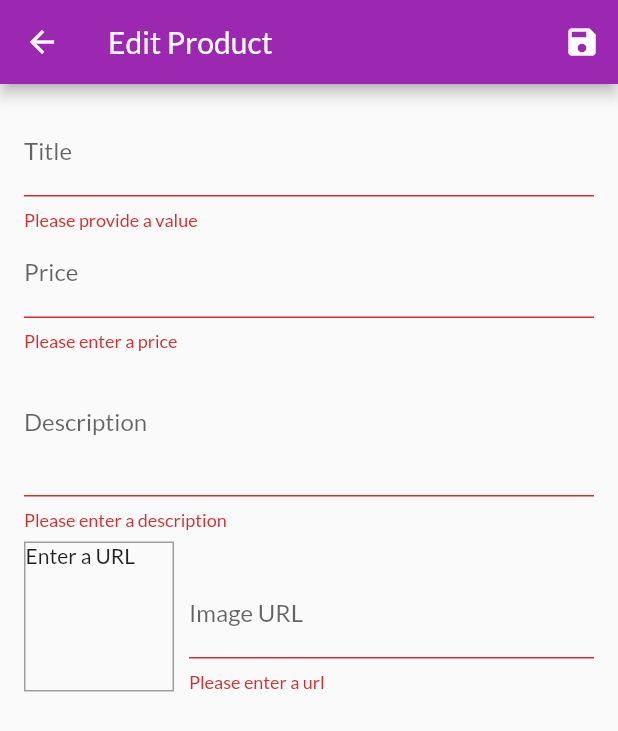
After one commit to Divyansh-Mehta/Shop_App, a Flutter app: the EditProductScreen screen opened by its route, after a tap on the "save" icon, on a phone screen of 412 x 824 dp. The commit adds this screen. Shown: the top 731 px of the screen. Run offline on Flutter 3.47's test engine with Material 2 defaults, Android fonts, the phone set to English and light mode, and no system bars; network calls fail.

Commit message:
added manage product feature

```diff
--- a/lib/main.dart
+++ b/lib/main.dart
@@ -1,6 +1,7 @@
 import "package:flutter/material.dart";
 import "package:provider/provider.dart";
 
+import "../screens/edit_product_screen.dart";
 import "./screens/orders_screen.dart";
 import "./providers/orders_provider.dart";
 import "./screens/cart_screen.dart";
@@ -8,6 +9,7 @@ import "../providers/cart_provider.dart";
 import "./screens/products_overview_screen.dart";
 import "./screens/product_detail_screen.dart";
 import "./providers/products_provider.dart";
+import "./screens/user_products_screen.dart";
 
 void main() => runApp(MyApp());
 
@@ -38,6 +40,8 @@ class MyApp extends StatelessWidget {
           ProductDetail.routeName: (_) => ProductDetail(),
           CartScreen.routeName: (_) => CartScreen(),
           OrdersScreen.routeName: (_) => OrdersScreen(),
+          UserProductScreen.routeName: (_) => UserProductScreen(),
+          EditProductScreen.routeName: (_) => EditProductScreen(),
         },
       ),
     );
--- a/lib/providers/products_provider.dart
+++ b/lib/providers/products_provider.dart
@@ -66,9 +66,29 @@ class Products with ChangeNotifier {
     return _items.firstWhere((prod) => prod.id == id);
   }
 
-  void addProduct() {
-    // _items.add(..);
+  void addProduct(Product product) {
+    final newProduct = Product(
+      title: product.title,
+      description: product.description,
+      price: product.price,
+      imageUrl: product.imageUrl,
+      id: DateTime.now().toString(),
+    );
+    _items.add(newProduct);
     //tells each listner that data changed
     notifyListeners();
   }
+
+  void updateProduct(String id, Product newProduct) {
+    final prodIndex = _items.indexWhere((prod) => prod.id == id);
+    if (prodIndex >= 0) {
+      _items[prodIndex] = newProduct;
+      notifyListeners();
+    }
+  }
+
+  void deleteProduct(String id) {
+    _items.removeWhere((prod) => prod.id == id);
+    notifyListeners();
+  }
 }
--- /dev/null
+++ b/lib/screens/edit_product_screen.dart
@@ -0,0 +1,287 @@
+import "package:flutter/material.dart";
+import "package:provider/provider.dart";
+
+import "../providers/products_provider.dart";
+import "../providers/product_provider.dart";
+
+class EditProductScreen extends StatefulWidget {
+  static const routeName = "/edit-product";
+  @override
+  State<EditProductScreen> createState() => _EditProductScreenState();
+}
+
+class _EditProductScreenState extends State<EditProductScreen> {
+  final _priceFocusNode = FocusNode();
+  final _descriptionFocusNode = FocusNode();
+  final _imageUrlController = TextEditingController();
+  final _imageUrlFocusNode = FocusNode();
+  final _form = GlobalKey<FormState>();
+  var _editedProduct = Product(
+    id: null,
+    title: "",
+    price: 0,
+    description: "",
+    imageUrl: "",
+  );
+  var _isInit = true;
+  var _initValues = {
+    "title": "",
+    "price": "",
+    "description": "",
+    "imageUrl": "",
+  };
+
+  @override
+  void initState() {
+    _imageUrlFocusNode.addListener(_updateImageUrl);
+    super.initState();
+  }
+
+  @override
+  void didChangeDependencies() {
+    if (_isInit) {
+      final productId = ModalRoute.of(context).settings.arguments as String;
+      if (productId != null) {
+        _editedProduct = Provider.of<Products>(context).findById(productId);
+        _initValues = {
+          "title": _editedProduct.title,
+          "description": _editedProduct.description,
+          "price": _editedProduct.price.toString(),
+          "imageUrl": "",
+        };
+        _imageUrlController.text = _editedProduct.imageUrl;
+      }
+      _isInit = false;
+    }
+
+    super.didChangeDependencies();
+  }
+
+  void _updateImageUrl() {
+    if (!_imageUrlFocusNode.hasFocus) {
+      if (_imageUrlController.text.isEmpty) {
+        setState(() {});
+      }
+      if ((!_imageUrlController.text.startsWith("http") &&
+              !_imageUrlController.text.startsWith("https")) ||
+          (!_imageUrlController.text.endsWith(".png") &&
+              !_imageUrlController.text.endsWith(".jpg") &&
+              !_imageUrlController.text.endsWith(".jpeg"))) {
+        return;
+      } else {
+        setState(() {});
+      }
+    }
+  }
+
+  @override
+  void dispose() {
+    _priceFocusNode.dispose();
+    _imageUrlController.dispose();
+    //remove listener from _imageUrlFocusNode that listen to _updateImage
+    _imageUrlFocusNode.removeListener(_updateImageUrl);
+    _imageUrlFocusNode.dispose();
+    super.dispose();
+  }
+
+  void _saveForm() {
+    final isValid = _form.currentState.validate();
+    if (!isValid) {
+      return;
+    }
+    _form.currentState.save();
+
+    if (_editedProduct.id != null) {
+      Provider.of<Products>(context, listen: false)
+          .updateProduct(_editedProduct.id, _editedProduct);
+    } else {
+      Provider.of<Products>(context, listen: false).addProduct(_editedProduct);
+    }
+    Navigator.of(context).pop();
+  }
+
+  @override
+  Widget build(BuildContext context) {
+    return Scaffold(
+      appBar: AppBar(
+        title: Text("Edit Product"),
+        actions: <Widget>[
+          IconButton(
+            icon: Icon(Icons.save),
+            onPressed: _saveForm,
+          )
+        ],
+      ),
+      body: Padding(
+        padding: const EdgeInsets.all(16),
+        child: Form(
+          key: _form,
+          child: ListView(
+            children: <Widget>[
+              TextFormField(
+                initialValue: _initValues["title"],
+                decoration: InputDecoration(labelText: "Title"),
+                textInputAction: TextInputAction.next,
+                onFieldSubmitted: (_) {
+                  FocusScope.of(context).requestFocus(_priceFocusNode);
+                },
+                onSaved: (value) {
+                  _editedProduct = Product(
+                    title: value,
+                    price: _editedProduct.price,
+                    description: _editedProduct.description,
+                    imageUrl: _editedProduct.imageUrl,
+                    id: _editedProduct.id,
+                    isFavorite: _editedProduct.isFavorite,
+                  );
+                },
+                validator: (value) {
+                  if (value.isEmpty) {
+                    return "Please provide a value";
+                  }
+                  return null;
+                },
+              ),
+              TextFormField(
+                initialValue: _initValues["price"],
+                decoration: InputDecoration(labelText: "Price"),
+                textInputAction: TextInputAction.next,
+                keyboardType: TextInputType.number,
+                focusNode: _priceFocusNode,
+                onFieldSubmitted: (_) {
+                  FocusScope.of(context).requestFocus(_descriptionFocusNode);
+                },
+                onSaved: (value) {
+                  _editedProduct = Product(
+                    title: _editedProduct.title,
+                    price: double.parse(value),
+                    description: _editedProduct.description,
+                    imageUrl: _editedProduct.imageUrl,
+                    id: _editedProduct.id,
+                    isFavorite: _editedProduct.isFavorite,
+                  );
+                },
+                validator: (value) {
+                  if (value.isEmpty) {
+                    return "Please enter a price";
+                  }
+                  if (double.tryParse(value) == null) {
+                    return "Please Enter a valid number";
+                  }
+                  if (double.tryParse(value) <= 0) {
+                    return "Please enter a number greater than zero";
+                  }
+                  return null;
+                },
+              ),
+              TextFormField(
+                initialValue: _initValues["description"],
+                decoration: InputDecoration(labelText: "Description"),
+                maxLines: 3,
+                keyboardType: TextInputType.multiline,
+                focusNode: _descriptionFocusNode,
+                onSaved: (value) {
+                  _editedProduct = Product(
+                    title: _editedProduct.title,
+                    price: _editedProduct.price,
+                    description: value,
+                    imageUrl: _editedProduct.imageUrl,
+                    id: _editedProduct.id,
+                    isFavorite: _editedProduct.isFavorite,
+                  );
+                },
+                validator: (value) {
+                  if (value.isEmpty) {
+                    return "Please enter a description";
+                  }
+                  if (value.length < 10) {
+                    return "Should be at least 10 character long";
+                  }
+                  return null;
+                },
+              ),
+              Row(
+                crossAxisAlignment: CrossAxisAlignment.end,
+                children: <Widget>[
+                  Container(
+                    width: 100,
+                    height: 100,
+                    margin: EdgeInsets.only(
+                      top: 8,
+                      right: 10,
+                    ),
+                    decoration: BoxDecoration(
+                      border: Border.all(
+                        width: 1,
+                        color: Colors.grey,
+                      ),
+                    ),
+                    child: _imageUrlController.text.isEmpty
+                        ? Text("Enter a URL")
+                        : FittedBox(
+                            child: Image.network(
+                              _imageUrlController.text,
+                              fit: BoxFit.cover,
+                            ),
+                          ),
+                  ),
+                  Expanded(
+                    child: TextFormField(
+                      decoration: InputDecoration(labelText: "Image URL"),
+                      keyboardType: TextInputType.url,
+                      textInputAction: TextInputAction.done,
+                      controller: _imageUrlController,
+                      onEditingComplete: () {
+                        if (_imageUrlController.text.isEmpty) {
+                          setState(() {});
+                        }
+                        if ((!_imageUrlController.text.startsWith("http") &&
+                                !_imageUrlController.text
+                                    .startsWith("https")) ||
+                            (!_imageUrlController.text.endsWith(".png") &&
+                                !_imageUrlController.text.endsWith(".jpg") &&
+                                !_imageUrlController.text.endsWith(".jpeg"))) {
+                          return;
+                        }
+                        setState(() {});
+                      },
+                      onFieldSubmitted: (_) => _saveForm(),
+                      focusNode: _imageUrlFocusNode,
+                      onSaved: (value) {
+                        _editedProduct = Product(
+                          title: _editedProduct.title,
+                          price: _editedProduct.price,
+                          description: _editedProduct.description,
+                          imageUrl: value,
+                          id: _editedProduct.id,
+                          isFavorite: _editedProduct.isFavorite,
+                        );
+                      },
+                      validator: (value) {
+                        if (value.isEmpty) {
+                          return "Please enter a url";
+                        }
+
+                        if (!value.startsWith("http") &&
+                            !value.startsWith("https")) {
+                          return "Enter valid URL";
+                        }
+
+                        if (!value.endsWith(".png") &&
+                            !value.endsWith(".jpg") &&
+                            !value.endsWith(".jpeg")) {
+                          return "Please enter a valid image URL.";
+                        }
+                        return null;
+                      },
+                    ),
+                  ),
+                ],
+              )
+            ],
+          ),
+        ),
+      ),
+    );
+  }
+}
```
Also changed, not shown: lib/providers/cart_provider.dart (+18 -0 lines), lib/screens/user_products_screen.dart (added, +45 -0 lines), lib/widgets/app_drawer.dart (+15 -4 lines), lib/widgets/cart_item.dart (+21 -0 lines), lib/widgets/product_item.dart (+13 -0 lines), lib/widgets/user_product_item.dart (added, +43 -0 lines).
